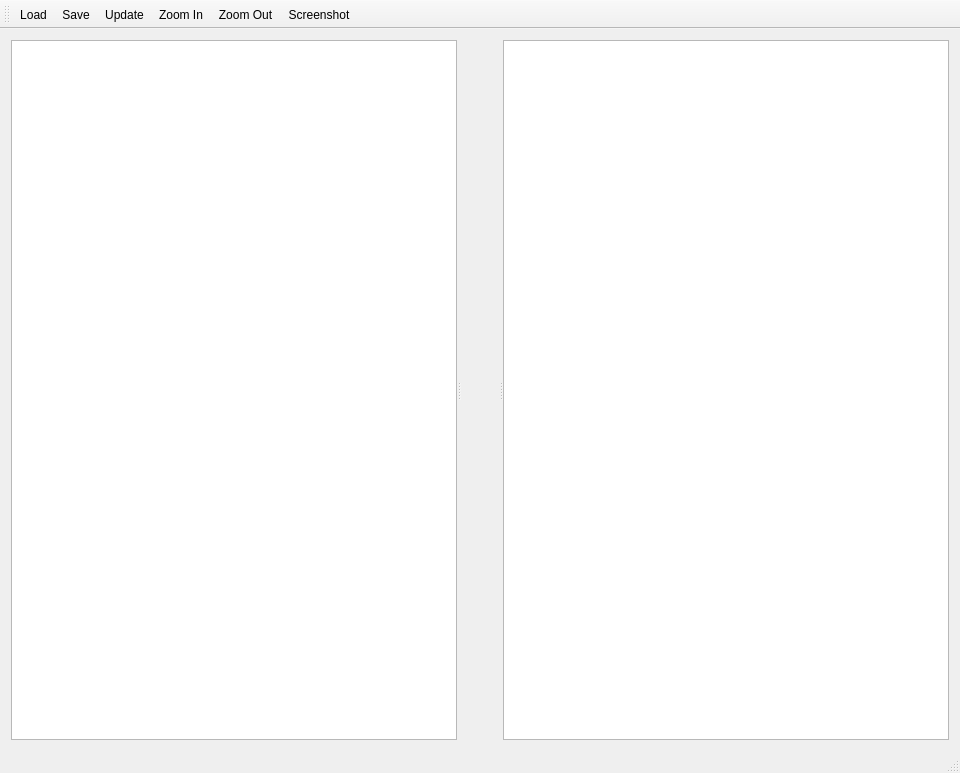
Above: mainwindow.ui from gamoeba/stagehand before the change. Below: the same form after it.
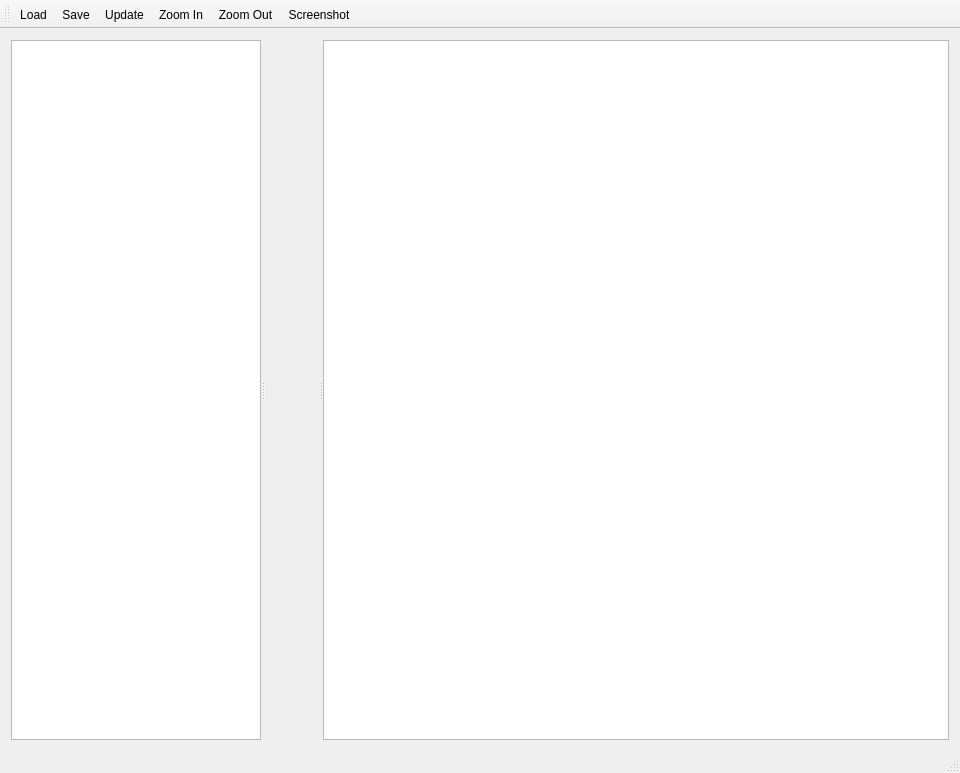
That is the form after the change.

```diff
--- a/mainwindow.ui
+++ b/mainwindow.ui
@@ -35,10 +35,25 @@
        </property>
        <property name="minimumSize">
         <size>
-         <width>300</width>
+         <width>250</width>
          <height>0</height>
         </size>
        </property>
+       <property name="horizontalScrollBarPolicy">
+        <enum>Qt::ScrollBarAsNeeded</enum>
+       </property>
+       <property name="sizeAdjustPolicy">
+        <enum>QAbstractScrollArea::AdjustToContents</enum>
+       </property>
+       <property name="editTriggers">
+        <set>QAbstractItemView::NoEditTriggers</set>
+       </property>
+       <property name="alternatingRowColors">
+        <bool>false</bool>
+       </property>
+       <property name="horizontalScrollMode">
+        <enum>QAbstractItemView::ScrollPerItem</enum>
+       </property>
       </widget>
       <widget class="QWidget" name="gridLayoutWidget">
        <layout class="QGridLayout" name="glWidget"/>
```
